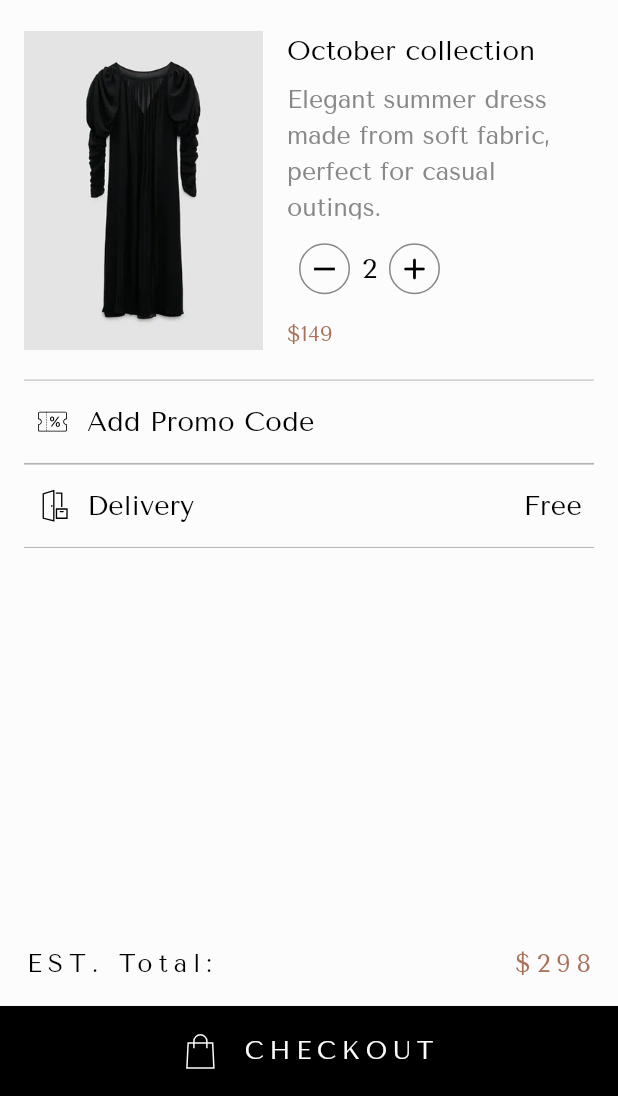
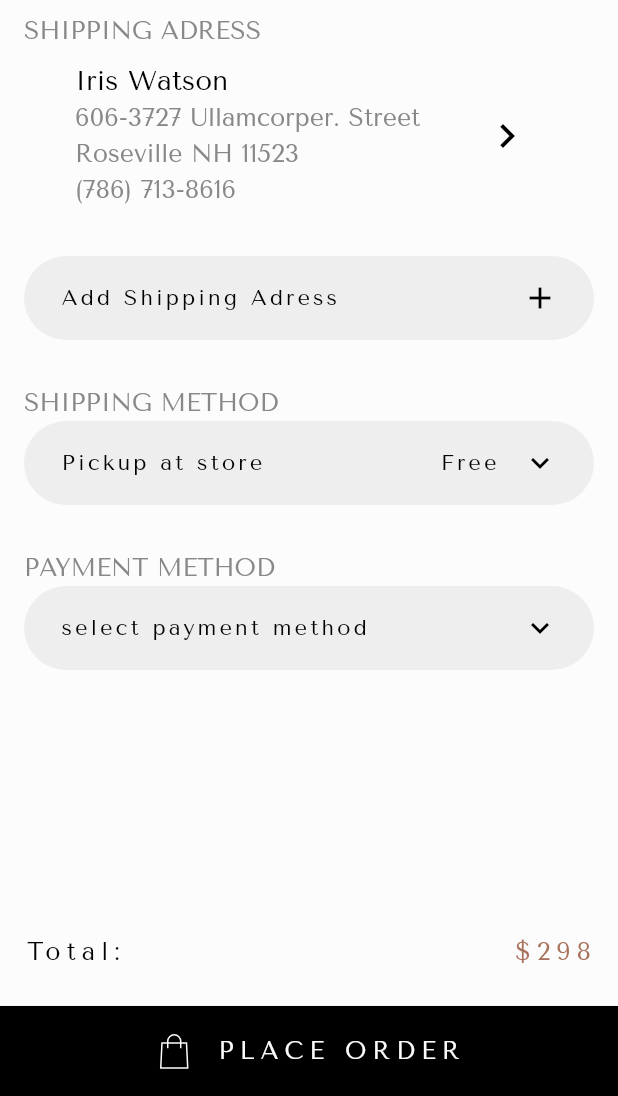
Before and after one commit to MohammedHafiz27/open_fashion, a Flutter app: the CheckoutPage screen opened directly with sample values from the repository, after a tap on the "add" icon, after a tap on "CHECKOUT", on a phone screen of 412 x 824 dp, the part 140-1236 px from its top. Run offline on Flutter 3.47's test engine with Material 3 defaults, Android fonts, the phone set to English and light mode, and no system bars; our stand-ins replace flutter_svg, go_router, ionicons.

Commit message:
place order screen done

```diff
--- a/lib/Core/utils/go_route.dart
+++ b/lib/Core/utils/go_route.dart
@@ -1,6 +1,8 @@
 import 'package:flutter/material.dart';
 import 'package:go_router/go_router.dart';
+import 'package:open_fashion/Features/checkout_page/data/models/order_model.dart';
 import 'package:open_fashion/Features/checkout_page/presentation/views/checkout_page.dart';
+import 'package:open_fashion/Features/checkout_page/presentation/views/checkout_second_page.dart';
 import 'package:open_fashion/Features/home_page/data/models/product_model.dart';
 import 'package:open_fashion/Features/home_page/presentation/views/home_page.dart';
 import 'package:open_fashion/Features/splash_screen/presentation/views/splash_screen.dart';
@@ -9,6 +11,7 @@ abstract class AppRoute {
   static const String splashScreen = '/';
   static const String homeScreen = '/homeScreen';
   static const String checkoutScreen = '/checkoutScreen';
+  static const String checkoutSecondScreen = '/checkoutSecondScreen';
   static GoRouter router = GoRouter(
     routes: [
       GoRoute(
@@ -29,6 +32,12 @@ abstract class AppRoute {
               return CheckoutPage(productModel: state.extra as ProductModel);
             },
           ),
+          GoRoute(
+            path: AppRoute.checkoutSecondScreen,
+            builder: (BuildContext context, GoRouterState state) {
+              return CheckoutSecondPage(orderModel: state.extra as OrderModel);
+            },
+          ),
         ],
       ),
     ],
--- a/lib/Core/widgets/custom_button.dart
+++ b/lib/Core/widgets/custom_button.dart
@@ -4,9 +4,10 @@ import 'package:open_fashion/Core/utils/app_colors.dart';
 import 'package:open_fashion/Core/utils/app_styles.dart';
 
 class CustomButton extends StatelessWidget {
-  const CustomButton({super.key, required this.title, required this.icon});
+  const CustomButton({super.key, required this.title, required this.icon, required this.onPressed});
   final String title;
   final String? icon;
+  final void Function()? onPressed;
 
   @override
   Widget build(BuildContext context) {
@@ -16,7 +17,7 @@ class CustomButton extends StatelessWidget {
         minimumSize: Size(MediaQuery.sizeOf(context).width, 60),
         backgroundColor: AppColors.titleActive,
       ),
-      onPressed: () {},
+      onPressed: onPressed,
       child: Row(
         spacing: 16,
         mainAxisAlignment: MainAxisAlignment.center,
--- /dev/null
+++ b/lib/Core/widgets/header.dart
@@ -0,0 +1,24 @@
+import 'package:flutter/material.dart';
+import 'package:flutter_svg/svg.dart';
+import 'package:open_fashion/Core/utils/app_assets.dart';
+import 'package:open_fashion/Core/utils/app_colors.dart';
+import 'package:open_fashion/Core/utils/app_styles.dart';
+
+class Header extends StatelessWidget {
+  const Header({super.key, required this.title});
+  final String title;
+
+  @override
+  Widget build(BuildContext context) {
+    return SizedBox(
+      width: MediaQuery.sizeOf(context).width,
+      child: Column(
+        crossAxisAlignment: CrossAxisAlignment.center,
+        children: [
+          Text(title.toUpperCase(), style: AppStyles.title18(context).copyWith(color: AppColors.titleActive)),
+          SvgPicture.asset(AppAssets.iconsLine, colorFilter: ColorFilter.mode(AppColors.titleActive, BlendMode.srcIn)),
+        ],
+      ),
+    );
+  }
+}
--- /dev/null
+++ b/lib/Features/checkout_page/data/models/order_model.dart
@@ -0,0 +1,9 @@
+import 'package:open_fashion/Features/home_page/data/models/product_model.dart';
+
+class OrderModel {
+  final ProductModel product;
+  final int quantity;
+  final int totalPrice;
+
+  OrderModel({required this.product, required this.quantity, required this.totalPrice});
+}
--- /dev/null
+++ b/lib/Features/checkout_page/presentation/views/checkout_second_page.dart
@@ -0,0 +1,19 @@
+import 'package:flutter/material.dart';
+import 'package:open_fashion/Core/utils/app_colors.dart';
+import 'package:open_fashion/Core/widgets/custom_app_bar.dart';
+import 'package:open_fashion/Features/checkout_page/data/models/order_model.dart';
+import 'package:open_fashion/Features/checkout_page/presentation/views/widgets/checkout_second_page_body.dart';
+
+class CheckoutSecondPage extends StatelessWidget {
+  const CheckoutSecondPage({super.key, required this.orderModel});
+  final OrderModel orderModel;
+
+  @override
+  Widget build(BuildContext context) {
+    return Scaffold(
+      backgroundColor: AppColors.offWhite,
+      appBar: CustomAppBar(iconsColor: AppColors.titleActive, backgroundColor: AppColors.offWhite),
+      body: CheckoutSecondPageBody(orderModel: orderModel),
+    );
+  }
+}
--- /dev/null
+++ b/lib/Features/checkout_page/presentation/views/widgets/adress_section.dart
@@ -0,0 +1,39 @@
+import 'package:flutter/material.dart';
+import 'package:open_fashion/Core/utils/app_colors.dart';
+import 'package:open_fashion/Core/utils/app_styles.dart';
+
+class AdressSection extends StatelessWidget {
+  const AdressSection({super.key});
+
+  @override
+  Widget build(BuildContext context) {
+    return Padding(
+      padding: const EdgeInsets.symmetric(horizontal: 34),
+      child: Column(
+        crossAxisAlignment: CrossAxisAlignment.start,
+        children: [
+          Text("Iris Watson", style: AppStyles.bodyLarge(context).copyWith(color: AppColors.titleActive)),
+          Row(
+            mainAxisAlignment: MainAxisAlignment.spaceBetween,
+            children: [
+              Column(
+                crossAxisAlignment: CrossAxisAlignment.start,
+                children: [
+                  Text("606-3727 Ullamcorper. Street", style: AppStyles.bodyMedium(context)),
+                  Text("Roseville NH 11523", style: AppStyles.bodyMedium(context)),
+                ],
+              ),
+              IconButton(
+                color: AppColors.titleActive,
+                iconSize: 32,
+                onPressed: () {},
+                icon: Icon(Icons.keyboard_arrow_right_outlined),
+              ),
+            ],
+          ),
+          Text("(786) 713-8616", style: AppStyles.bodyMedium(context)),
+        ],
+      ),
+    );
+  }
+}
--- /dev/null
+++ b/lib/Features/checkout_page/presentation/views/widgets/button_methods.dart
@@ -0,0 +1,24 @@
+import 'package:flutter/material.dart';
+import 'package:open_fashion/Core/utils/app_styles.dart';
+import 'package:open_fashion/Features/checkout_page/presentation/views/widgets/custom_place_order_button.dart';
+
+class ButtonMethods extends StatelessWidget {
+  const ButtonMethods({super.key});
+
+  @override
+  Widget build(BuildContext context) {
+    return Column(
+      crossAxisAlignment: CrossAxisAlignment.start,
+      children: [
+        const SizedBox(height: 24),
+        const CustomPlaceOrderButton(suffix: null, title: "Add Shipping Adress", icon: Icons.add),
+        const SizedBox(height: 30),
+        Text("Shipping Method".toUpperCase(), style: AppStyles.bodyMedium(context)),
+        const CustomPlaceOrderButton(suffix: "Free", title: "Pickup at store", icon: Icons.keyboard_arrow_down),
+        const SizedBox(height: 30),
+        Text("Payment method".toUpperCase(), style: AppStyles.bodyMedium(context)),
+        const CustomPlaceOrderButton(suffix: null, title: "select payment method", icon: Icons.keyboard_arrow_down),
+      ],
+    );
+  }
+}
--- a/lib/Features/checkout_page/presentation/views/widgets/checkout_page_body.dart
+++ b/lib/Features/checkout_page/presentation/views/widgets/checkout_page_body.dart
@@ -1,11 +1,13 @@
 import 'package:flutter/material.dart';
-import 'package:flutter_svg/svg.dart';
+import 'package:go_router/go_router.dart';
 import 'package:open_fashion/Core/utils/app_assets.dart';
-import 'package:open_fashion/Core/utils/app_colors.dart';
-import 'package:open_fashion/Core/utils/app_styles.dart';
+import 'package:open_fashion/Core/utils/go_route.dart';
 import 'package:open_fashion/Core/widgets/custom_button.dart';
+import 'package:open_fashion/Core/widgets/header.dart';
+import 'package:open_fashion/Features/checkout_page/data/models/order_model.dart';
 import 'package:open_fashion/Features/checkout_page/presentation/views/widgets/cart_textfield.dart';
 import 'package:open_fashion/Features/checkout_page/presentation/views/widgets/checkout_item.dart';
+import 'package:open_fashion/Features/checkout_page/presentation/views/widgets/total_row.dart';
 import 'package:open_fashion/Features/home_page/data/models/product_model.dart';
 
 class CheckoutPageBody extends StatefulWidget {
@@ -22,30 +24,34 @@ class _CheckoutPageBodyState extends State<CheckoutPageBody> {
   Widget build(BuildContext context) {
     return Column(
       children: [
-        Text("checkout".toUpperCase(), style: AppStyles.title18(context).copyWith(color: AppColors.titleActive)),
-        SvgPicture.asset(AppAssets.iconsLine, colorFilter: ColorFilter.mode(AppColors.titleActive, BlendMode.srcIn)),
+        Header(title: 'checkout'),
         CheckoutItem(productModel: widget.productModel, itemCount: itemCount),
         CartTextField(hintText: 'Add Promo Code', prefixIcon: AppAssets.iconsVoucher, suffix: null),
         CartTextField(hintText: 'Delivery', prefixIcon: AppAssets.iconsDoortoDoorDelivery, suffix: "Free"),
         Spacer(),
         Padding(
           padding: const EdgeInsets.symmetric(horizontal: 16),
-          child: Row(
-            children: [
-              Text("EST. Total:", style: AppStyles.title18(context).copyWith(color: AppColors.titleActive)),
-              Spacer(),
-              ValueListenableBuilder(
-                valueListenable: itemCount,
-                builder: (context, value, child) => Text(
-                  "\$${widget.productModel.price * value}",
-                  style: AppStyles.title18(context).copyWith(color: AppColors.primary),
-                ),
-              ),
-            ],
+          child: ValueListenableBuilder(
+            valueListenable: itemCount,
+            builder: (context, value, child) =>
+                TotalRow(title: "EST. Total", totalPrice: widget.productModel.price * value),
           ),
         ),
         SizedBox(height: 16),
-        CustomButton(title: 'checkout'.toUpperCase(), icon: AppAssets.iconsShoppingbag),
+        CustomButton(
+          title: 'checkout'.toUpperCase(),
+          icon: AppAssets.iconsShoppingbag,
+          onPressed: () {
+            context.push(
+              AppRoute.checkoutSecondScreen,
+              extra: OrderModel(
+                product: widget.productModel,
+                quantity: itemCount.value,
+                totalPrice: widget.productModel.price * itemCount.value,
+              ),
+            );
+          },
+        ),
       ],
     );
   }
--- /dev/null
+++ b/lib/Features/checkout_page/presentation/views/widgets/checkout_second_page_body.dart
@@ -0,0 +1,40 @@
+import 'package:flutter/material.dart';
+import 'package:open_fashion/Core/utils/app_assets.dart';
+import 'package:open_fashion/Core/utils/app_styles.dart';
+import 'package:open_fashion/Core/widgets/custom_button.dart';
+import 'package:open_fashion/Core/widgets/header.dart';
+import 'package:open_fashion/Features/checkout_page/data/models/order_model.dart';
+import 'package:open_fashion/Features/checkout_page/presentation/views/widgets/adress_section.dart';
+import 'package:open_fashion/Features/checkout_page/presentation/views/widgets/button_methods.dart';
+import 'package:open_fashion/Features/checkout_page/presentation/views/widgets/total_row.dart';
+
+class CheckoutSecondPageBody extends StatelessWidget {
+  const CheckoutSecondPageBody({super.key, required this.orderModel});
+  final OrderModel orderModel;
+  @override
+  Widget build(BuildContext context) {
+    return Column(
+      children: [
+        Expanded(
+          child: Padding(
+            padding: const EdgeInsets.symmetric(horizontal: 16.0),
+            child: Column(
+              spacing: 8,
+              crossAxisAlignment: CrossAxisAlignment.start,
+              children: [
+                Header(title: 'checkout'),
+                Text("Shipping adress".toUpperCase(), style: AppStyles.bodyMedium(context)),
+                AdressSection(),
+                ButtonMethods(),
+                const Spacer(),
+                TotalRow(title: 'Total:', totalPrice: orderModel.totalPrice),
+                const SizedBox(height: 16),
+              ],
+            ),
+          ),
+        ),
+        CustomButton(title: "Place order".toUpperCase(), icon: AppAssets.iconsShoppingbag, onPressed: () {}),
+      ],
+    );
+  }
+}
--- /dev/null
+++ b/lib/Features/checkout_page/presentation/views/widgets/custom_place_order_button.dart
@@ -0,0 +1,32 @@
+
+import 'package:flutter/material.dart';
+import 'package:open_fashion/Core/utils/app_colors.dart';
+import 'package:open_fashion/Core/utils/app_styles.dart';
+
+class CustomPlaceOrderButton extends StatelessWidget {
+  const CustomPlaceOrderButton({super.key, required this.title, required this.icon, required this.suffix});
+  final String title;
+  final IconData icon;
+  final String? suffix;
+  @override
+  Widget build(BuildContext context) {
+    return Container(
+      padding: EdgeInsets.all(16),
+      decoration: BoxDecoration(color: Colors.grey.shade200, borderRadius: BorderRadius.circular(32)),
+      child: Padding(
+        padding: const EdgeInsets.symmetric(horizontal: 8.0),
+        child: Row(
+          children: [
+            Text(title, style: AppStyles.subTitle16(context).copyWith(color: AppColors.titleActive)),
+            Spacer(),
+            suffix == null
+                ? SizedBox.shrink()
+                : Text(suffix!, style: AppStyles.subTitle16(context).copyWith(color: AppColors.titleActive)),
+            SizedBox(width: 16),
+            Icon(icon, color: AppColors.titleActive),
+          ],
+        ),
+      ),
+    );
+  }
+}
--- /dev/null
+++ b/lib/Features/checkout_page/presentation/views/widgets/total_row.dart
@@ -0,0 +1,22 @@
+
+import 'package:flutter/material.dart';
+import 'package:open_fashion/Core/utils/app_colors.dart';
+import 'package:open_fashion/Core/utils/app_styles.dart';
+
+class TotalRow extends StatelessWidget {
+  const TotalRow({super.key, required this.title, required this.totalPrice});
+
+  final String title;
+  final int totalPrice;
+
+  @override
+  Widget build(BuildContext context) {
+    return Row(
+      children: [
+        Text(title, style: AppStyles.title18(context).copyWith(color: AppColors.titleActive)),
+        Spacer(),
+        Text("\$$totalPrice", style: AppStyles.title18(context).copyWith(color: AppColors.primary)),
+      ],
+    );
+  }
+}
```
